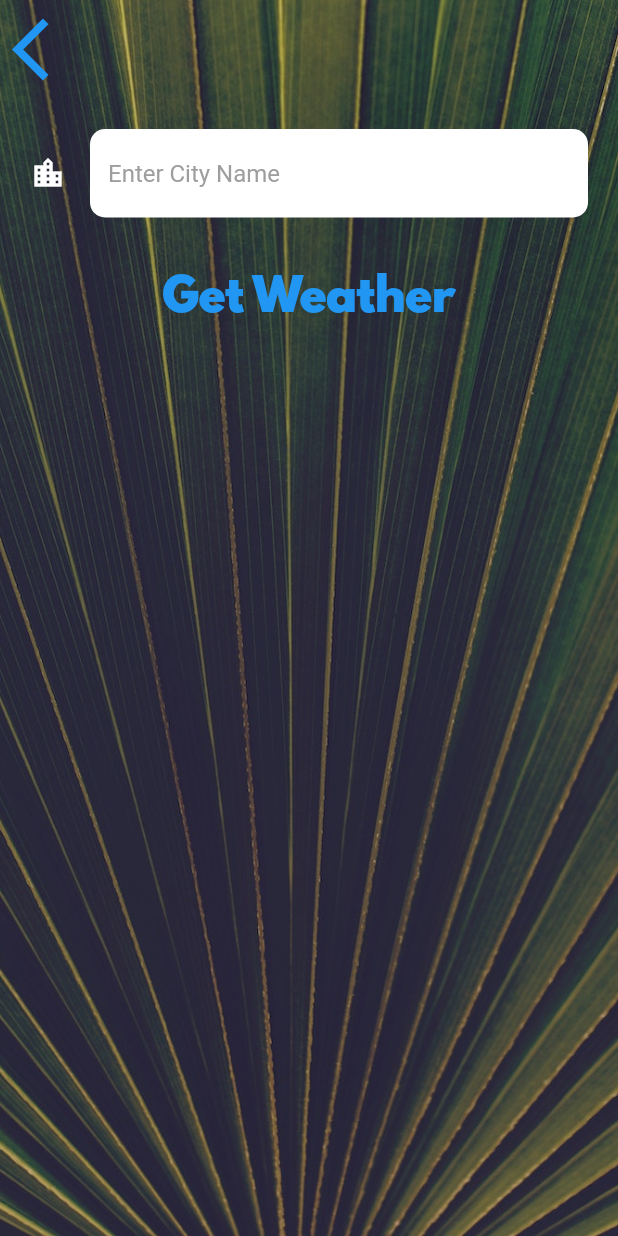
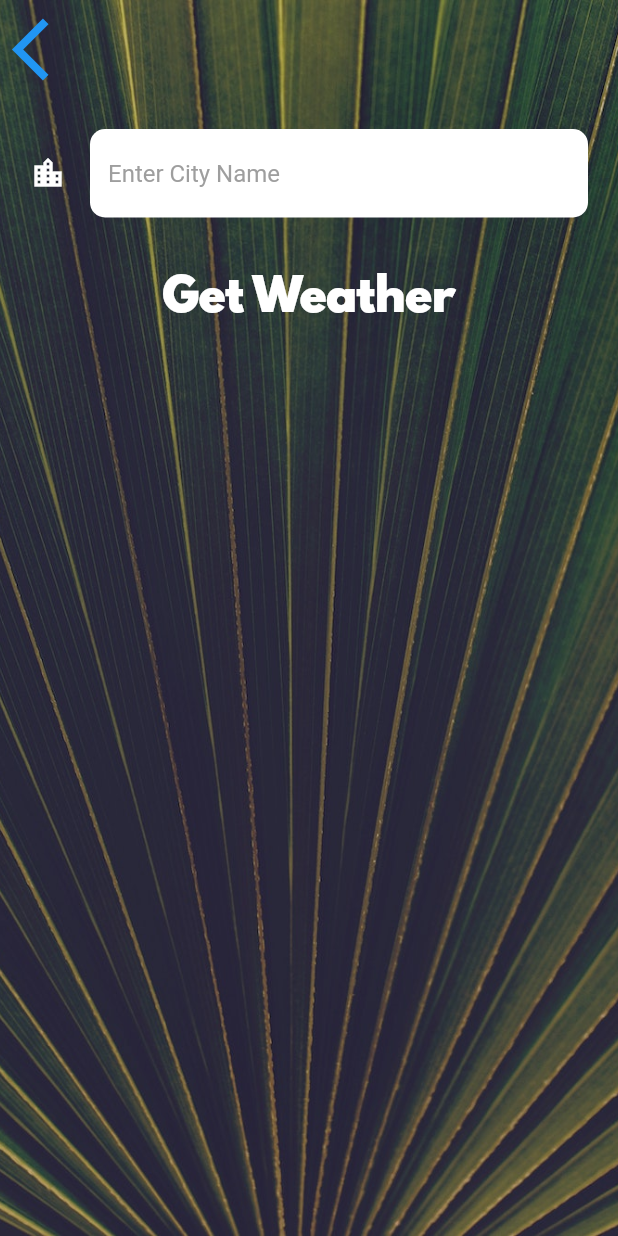
Before and after one commit to mtranggit/weather_app, a Flutter app: the LocationScreen widget shown alone on an empty page, opened directly with empty values, after a tap on the "location city" icon, on a phone screen of 412 x 824 dp. Run offline on Flutter 3.47's test engine with Material 2 defaults, Android fonts, the phone set to English and light mode, and no system bars; our stand-ins replace flutter_spinkit, geolocator; network calls fail; statements that could not run were skipped.

Commit message:
Fix up text style and alignment

```diff
--- a/lib/screens/location_screen.dart
+++ b/lib/screens/location_screen.dart
@@ -60,8 +60,11 @@ class _LocationScreenState extends State<LocationScreen> {
       constraints: BoxConstraints.expand(),
       child: SafeArea(
         child: Column(
+          mainAxisAlignment: MainAxisAlignment.spaceBetween,
+          crossAxisAlignment: CrossAxisAlignment.stretch,
           children: [
             Row(
+              mainAxisAlignment: MainAxisAlignment.spaceBetween,
               children: [
                 TextButton(
                     onPressed: () async {
--- a/lib/utils/constants.dart
+++ b/lib/utils/constants.dart
@@ -3,20 +3,28 @@ import 'package:flutter/material.dart';
 const tempTextStyle = TextStyle(
   fontFamily: 'Spartan MB',
   fontSize: 100.0,
+  color: Colors.white,
+  decoration: TextDecoration.none,
 );
 
 const messageTextStyle = TextStyle(
   fontFamily: 'Spartan MB',
   fontSize: 60.0,
+  color: Colors.white,
+  decoration: TextDecoration.none,
 );
 
 const buttonTextStyle = TextStyle(
   fontSize: 30.0,
   fontFamily: 'Spartan MB',
+  color: Colors.white,
+  decoration: TextDecoration.none,
 );
 
 const conditionTextStyle = TextStyle(
   fontSize: 100.0,
+  color: Colors.white,
+  decoration: TextDecoration.none,
 );
 
 const textFieldInputDecoration = InputDecoration(
```
